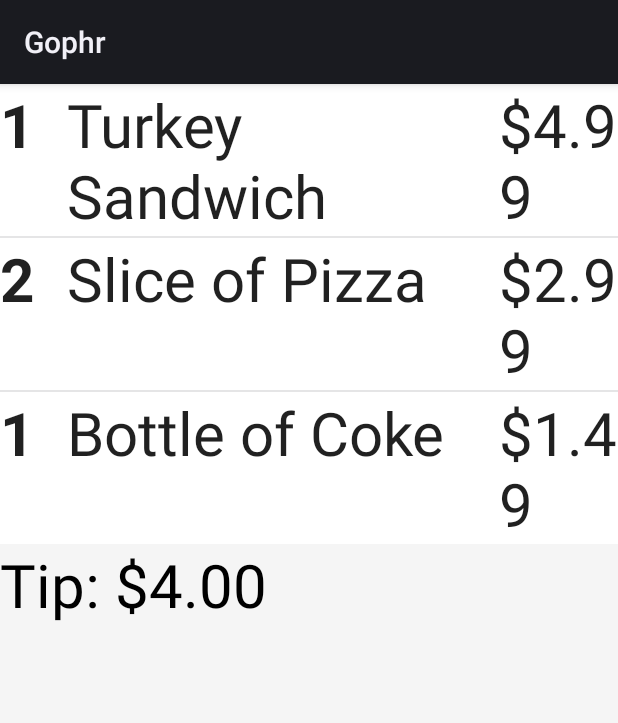
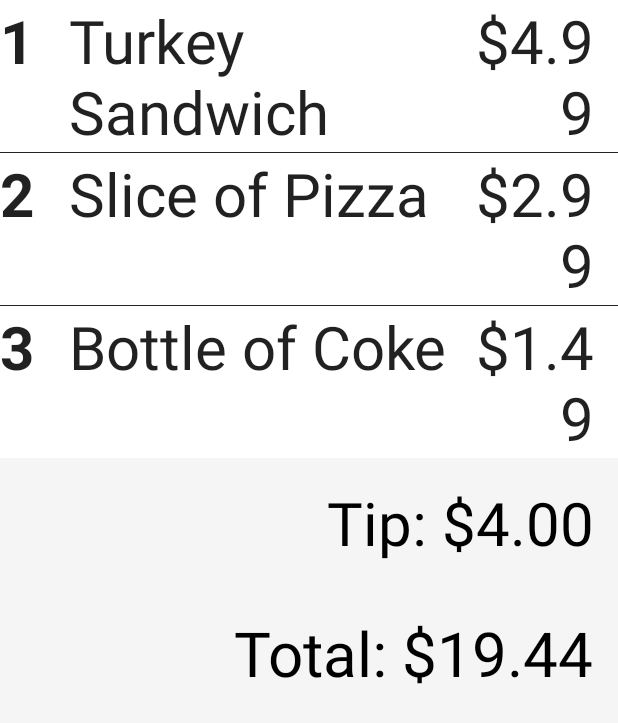
Before and after one commit to really-lazy-bone/gophr, an Android app: the SimpleListViewActivity screen opened directly, with no data from a screen before it, on a phone screen of 412 x 824 dp. Shown: the top 723 px of the screen. Run offline under Robolectric (Android 15) with nearby library versions, the phone set to English and light mode, and no system bars.

Commit message:
add styling, total, tax (android)

```diff
--- a/android/gophr/app/src/main/AndroidManifest.xml
+++ b/android/gophr/app/src/main/AndroidManifest.xml
@@ -13,7 +13,8 @@ package="com.gophr.gophr" xmlns:tools="http://schemas.android.com/tools">
     tools:replace="android:label"
     android:allowBackup="true"
     android:icon="@drawable/gophricon64"
-    android:label="@string/app_name">
+    android:label="@string/app_name"
+    android:theme="@style/AppTheme">
     <activity
         android:name="com.gophr.gophr.MainActivity"
         android:label="@string/app_name" >
--- a/android/gophr/app/src/main/java/com/gophr/gophr/SimpleListViewActivity.java
+++ b/android/gophr/app/src/main/java/com/gophr/gophr/SimpleListViewActivity.java
@@ -21,8 +21,10 @@ public class SimpleListViewActivity extends Activity {
     private ArrayList<HashMap<String, String>> list;
     private List<Item> items = new ArrayList<>();
     private double tip;
+    private double total;
 
     TextView tipAmount;
+    TextView totalAmount;
 
     @Override
     protected void onCreate(Bundle savedInstanceState) {
@@ -33,14 +35,19 @@ public class SimpleListViewActivity extends Activity {
 
         items.add( new Item(1, "Turkey Sandwich", 4.99 ));
         items.add(new Item(2, "Slice of Pizza", 2.99));
-        items.add(new Item(1, "Bottle of Coke", 1.49));
+        items.add(new Item(3, "Bottle of Coke", 1.49));
 
         ListViewAdapter adapter=new ListViewAdapter(this, items);
         listView.setAdapter(adapter);
         tip = 4.00;
 
         tipAmount= (TextView)findViewById(R.id.tipAmount);
+        totalAmount= (TextView)findViewById(R.id.totalAmount);
+
+        // api/orders/
+
         tipAmount.setText("Tip: $" + String.format("%.02f", tip));
+        totalAmount.setText("Total: $" + String.format("%.02f", getTotal(items) + tip));
 
 //        listView.setOnItemClickListener(new AdapterView.OnItemClickListener()
 //        {
@@ -53,4 +60,12 @@ public class SimpleListViewActivity extends Activity {
 //
 //        });
     }
+
+    private double getTotal(List<Item> items) {
+        double total = 0;
+        for(Item item: items) {
+            total += item.getQuantity() * item.getPrice();
+        }
+        return total;
+    }
 }
--- a/android/gophr/app/src/main/res/layout/colmn_row.xml
+++ b/android/gophr/app/src/main/res/layout/colmn_row.xml
@@ -19,7 +19,7 @@
         android:id="@+id/item"
         android:layout_height="wrap_content"
         android:layout_width="0dp"
-        android:layout_weight="1.21"
+        android:layout_weight="1.08"
         android:textSize="40sp"
         android:textIsSelectable="true"
         android:textAlignment="textStart"
@@ -28,10 +28,13 @@
     <TextView
         android:id="@+id/price"
         android:layout_height="wrap_content"
+        android:layout_gravity="right"
+        android:gravity="right"
         android:layout_width="0dp"
-        android:layout_weight="0.33"
+        android:layout_weight="0.43"
         android:textSize="40sp"
+        android:textColor="#de000000"
         android:textAlignment="textEnd"
-        android:textColor="#de000000" />
+        android:paddingRight="16dp" />
 
 </LinearLayout>
--- a/android/gophr/app/src/main/res/layout/orders.xml
+++ b/android/gophr/app/src/main/res/layout/orders.xml
@@ -12,13 +12,25 @@
         android:layout_alignParentLeft="true"
         android:layout_alignParentTop="true" >
     </ListView>
-
     <TextView
-        android:layout_width="match_parent"
-        android:layout_height="494dp"
+        android:layout_width="wrap_content"
+        android:layout_height="wrap_content"
         android:text="Tip"
         android:id="@+id/tipAmount"
         android:textColor="#000000"
-        android:textSize="40sp" />
+        android:textSize="40sp"
+        android:layout_gravity="right"
+        android:padding="16dp" />
+
+    <TextView
+        android:layout_width="wrap_content"
+        android:layout_height="wrap_content"
+        android:text="Tip"
+        android:id="@+id/totalAmount"
+        android:textColor="#000000"
+        android:textSize="41sp"
+        android:layout_gravity="right"
+        android:padding="16dp"
+        />
 
 </LinearLayout>
--- a/android/gophr/app/src/main/res/values/styles.xml
+++ b/android/gophr/app/src/main/res/values/styles.xml
@@ -1,8 +1,10 @@
 <resources>
 
     <!-- Base application theme. -->
-    <style name="AppTheme" parent="android:Theme.Light">
+    <style name="AppTheme" parent="android:Theme.NoTitleBar.Fullscreen">
         <!-- Customize your theme here. -->
+
+        <item name="android:windowFullscreen">true</item>
     </style>
 
 </resources>
```
Also changed, not shown: android/gophr/app/src/main/res/layout/activity_barcode_scanner.xml (+14 -7 lines).
